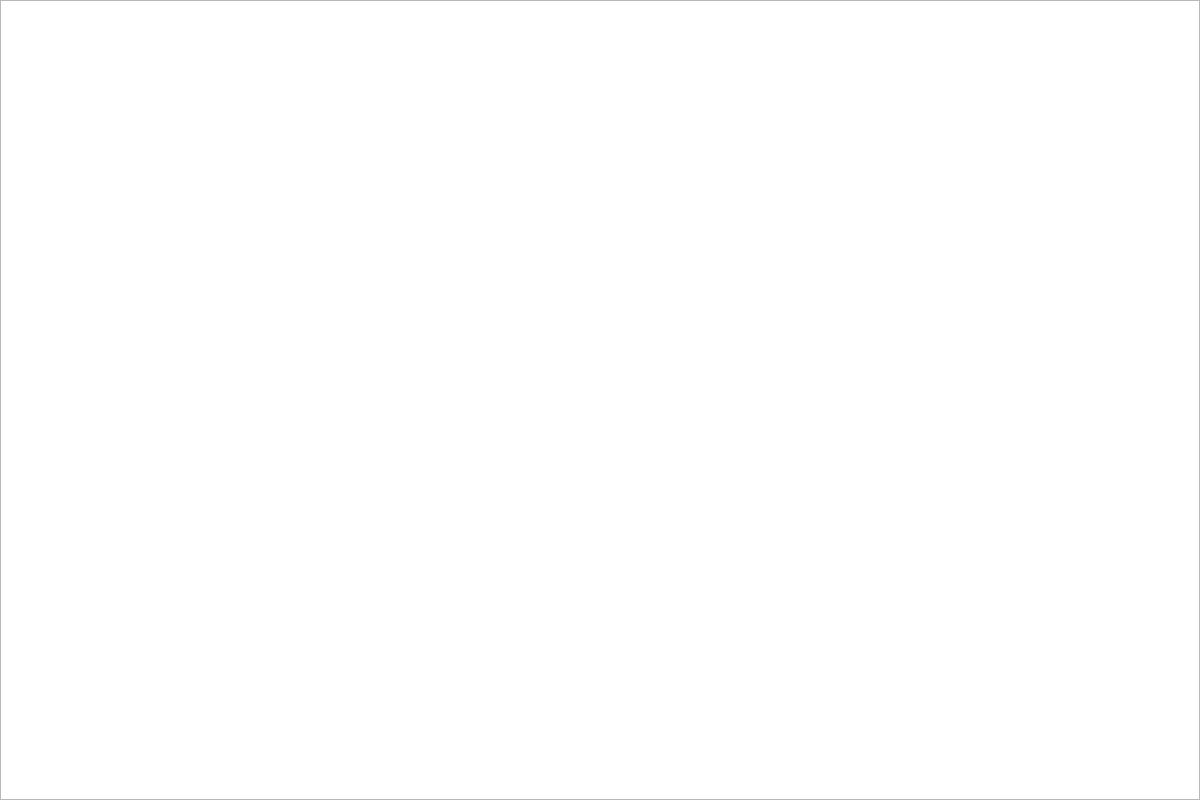
Old version of the form FoodiePalace_Customer/mainwindow.ui in the repository Creed667/FoodiePalaceCustomer.
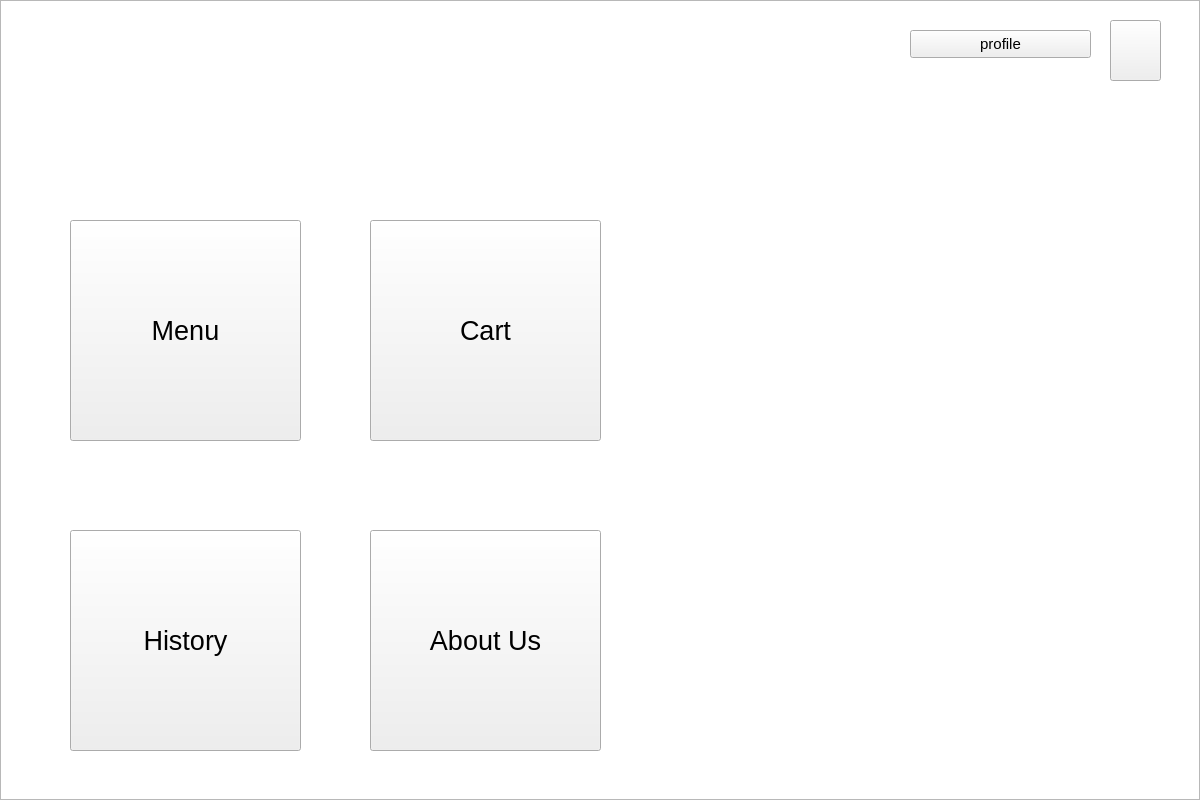
New version of the form. The open tabs and pages were chosen to show the change. Icons and pictures are not drawn.

```diff
--- a/FoodiePalace_Customer/mainwindow.ui
+++ b/FoodiePalace_Customer/mainwindow.ui
@@ -708,6 +708,104 @@
         <width>1200</width>
         <height>800</height>
        </rect>
+      </property>
+      <property name="minimumSize">
+       <size>
+        <width>1200</width>
+        <height>800</height>
+       </size>
+      </property>
+      <property name="maximumSize">
+       <size>
+        <width>1200</width>
+        <height>800</height>
+       </size>
+      </property>
+      <property name="styleSheet">
+       <string notr="true">border-image: url(:/img/resource/pexels-lukas-349610.jpg);</string>
+      </property>
+     </widget>
+     <widget class="QPushButton" name="editProfileButton">
+      <property name="geometry">
+       <rect>
+        <x>910</x>
+        <y>30</y>
+        <width>181</width>
+        <height>28</height>
+       </rect>
+      </property>
+      <property name="font">
+       <font>
+        <pointsize>11</pointsize>
+       </font>
+      </property>
+      <property name="text">
+       <string>profile</string>
+      </property>
+     </widget>
+     <widget class="QPushButton" name="logoutButton">
+      <property name="geometry">
+       <rect>
+        <x>1110</x>
+        <y>20</y>
+        <width>51</width>
+        <height>61</height>
+       </rect>
+      </property>
+      <property name="text">
+       <string/>
+      </property>
+     </widget>
+     <widget class="QPushButton" name="menuButton">
+      <property name="geometry">
+       <rect>
+        <x>70</x>
+        <y>220</y>
+        <width>231</width>
+        <height>221</height>
+       </rect>
+      </property>
+      <property name="text">
+       <string>Menu</string>
+      </property>
+     </widget>
+     <widget class="QPushButton" name="cartButton">
+      <property name="geometry">
+       <rect>
+        <x>370</x>
+        <y>220</y>
+        <width>231</width>
+        <height>221</height>
+       </rect>
+      </property>
+      <property name="text">
+       <string>Cart</string>
+      </property>
+     </widget>
+     <widget class="QPushButton" name="historyButton">
+      <property name="geometry">
+       <rect>
+        <x>70</x>
+        <y>530</y>
+        <width>231</width>
+        <height>221</height>
+       </rect>
+      </property>
+      <property name="text">
+       <string>History</string>
+      </property>
+     </widget>
+     <widget class="QPushButton" name="aboutUsButton">
+      <property name="geometry">
+       <rect>
+        <x>370</x>
+        <y>530</y>
+        <width>231</width>
+        <height>221</height>
+       </rect>
+      </property>
+      <property name="text">
+       <string>About Us</string>
       </property>
      </widget>
     </widget>
```
Left out of the diff: 45 changed lines with no effect on the pictures.
